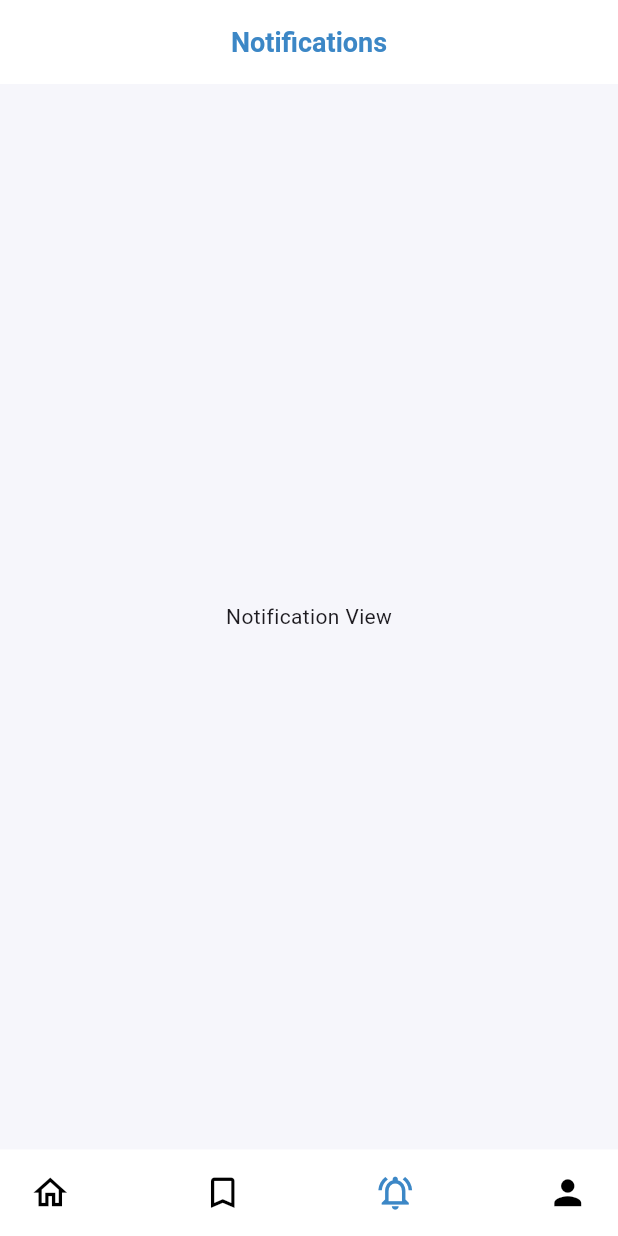
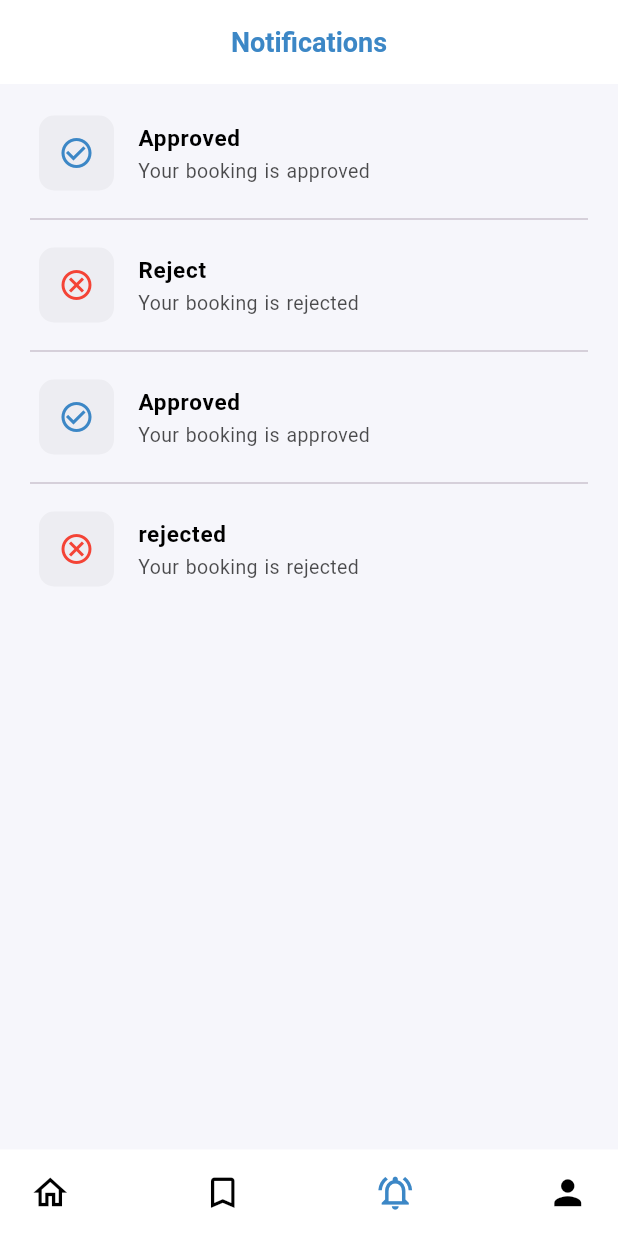
Before and after one commit to ihsankhan-752/Carvana, a Flutter app: the CustomNavbarView screen opened by its route, item 3 of the bottom bar chosen, on a phone screen of 412 x 824 dp. Run offline on Flutter 3.47's test engine with Material 3 defaults, Android fonts, the phone set to English and light mode, and no system bars; our stand-ins replace cloud_firestore, firebase_auth, firebase_core, fluttertoast, get, google_fonts and 1 more; accounts and stored records are empty; network calls fail.

Commit message:
Notification View Added

```diff
--- /dev/null
+++ b/lib/models/notification/notification_model.dart
@@ -0,0 +1,13 @@
+import 'package:flutter/material.dart';
+
+class NotificationModel {
+  final String notificationTitle;
+  final String notificationDescription;
+  final IconData icon;
+
+  const NotificationModel({
+    required this.notificationTitle,
+    required this.notificationDescription,
+    required this.icon,
+  });
+}
--- a/lib/res/colors/app_colors.dart
+++ b/lib/res/colors/app_colors.dart
@@ -8,4 +8,5 @@ class AppColors {
   static const Color primaryBlack = Color(0xFF000000);
   static const Color primaryGrey = Colors.grey;
   static const Color textInputColor = Color(0XFFEFF0F5);
+  static const Color alertColor = Colors.red;
 }
--- /dev/null
+++ b/lib/res/lists/lists.dart
@@ -0,0 +1,25 @@
+import 'package:carvana/models/notification/notification_model.dart';
+import 'package:flutter/material.dart';
+
+List<NotificationModel> notificationList = const [
+  NotificationModel(
+    notificationTitle: 'Approved',
+    notificationDescription: 'Your booking is approved',
+    icon: Icons.check_circle_outline,
+  ),
+  NotificationModel(
+    notificationTitle: 'Reject',
+    notificationDescription: 'Your booking is rejected',
+    icon: Icons.cancel_outlined,
+  ),
+  NotificationModel(
+    notificationTitle: 'Approved',
+    notificationDescription: 'Your booking is approved',
+    icon: Icons.check_circle_outline,
+  ),
+  NotificationModel(
+    notificationTitle: 'rejected',
+    notificationDescription: 'Your booking is rejected',
+    icon: Icons.cancel_outlined,
+  ),
+];
--- a/lib/view/navbar/notification/notification_view.dart
+++ b/lib/view/navbar/notification/notification_view.dart
@@ -1,3 +1,5 @@
+import 'package:carvana/res/lists/lists.dart';
+import 'package:carvana/view/navbar/notification/widgets/notification_card_widget.dart';
 import 'package:flutter/material.dart';
 
 class NotificationView extends StatelessWidget {
@@ -5,8 +7,15 @@ class NotificationView extends StatelessWidget {
 
   @override
   Widget build(BuildContext context) {
-    return const Center(
-      child: Text("Notification View"),
+    return ListView.separated(
+      padding: const EdgeInsets.symmetric(horizontal: 10, vertical: 10),
+      itemCount: notificationList.length,
+      itemBuilder: (context, index) {
+        return NotificationCardWidget(notificationModel: notificationList[index]);
+      },
+      separatorBuilder: (context, index) {
+        return const Divider(endIndent: 10, indent: 10);
+      },
     );
   }
 }
--- /dev/null
+++ b/lib/view/navbar/notification/widgets/notification_card_widget.dart
@@ -0,0 +1,40 @@
+import 'package:carvana/models/notification/notification_model.dart';
+import 'package:flutter/material.dart';
+
+import '../../../../res/colors/app_colors.dart';
+import '../../../../res/text_styles/app_text_styles.dart';
+
+class NotificationCardWidget extends StatelessWidget {
+  final NotificationModel notificationModel;
+  const NotificationCardWidget({super.key, required this.notificationModel});
+
+  @override
+  Widget build(BuildContext context) {
+    return ListTile(
+      leading: Container(
+        height: 50,
+        width: 50,
+        decoration: BoxDecoration(
+          color: AppColors.primaryGrey.withOpacity(0.1),
+          borderRadius: BorderRadius.circular(10),
+        ),
+        child: Icon(
+          notificationModel.icon,
+          color: notificationModel.notificationTitle == 'Approved' ? AppColors.primaryColor : AppColors.alertColor,
+        ),
+      ),
+      title: Text(
+        notificationModel.notificationTitle,
+        style: AppTextStyles.h1Bold.copyWith(fontSize: 15),
+      ),
+      subtitle: Text(
+        notificationModel.notificationDescription,
+        style: AppTextStyles.h1.copyWith(
+          fontSize: 13,
+          color: AppColors.primaryBlack.withOpacity(0.7),
+          fontFamily: 'normal',
+        ),
+      ),
+    );
+  }
+}
```
